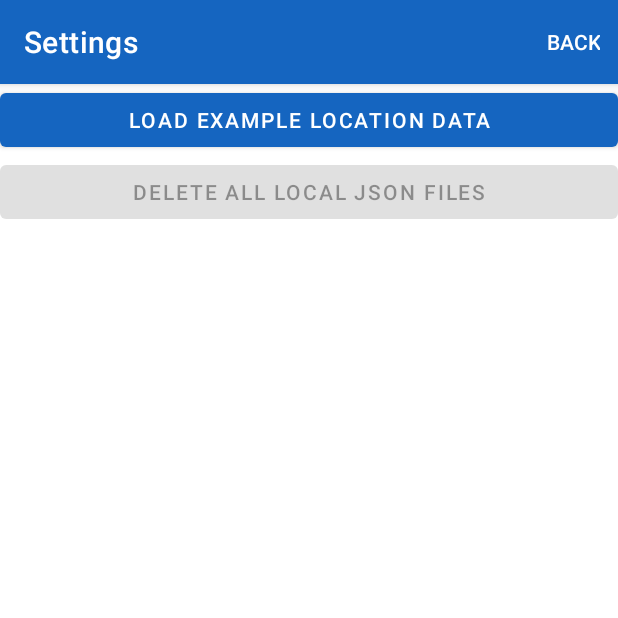
After one commit to DylanGore/Mobile-App-Dev-1-Assignment2, an Android app: the SettingsActivity screen opened directly, with no data from a screen before it, on a phone screen of 412 x 824 dp, the top half of it. The commit adds this screen. Run offline under Robolectric (Android 15) with nearby library versions, the phone set to English and light mode, and no system bars.

Commit message:
Add app settings activity

```diff
--- a/app/src/main/AndroidManifest.xml
+++ b/app/src/main/AndroidManifest.xml
@@ -13,6 +13,7 @@
         android:roundIcon="@mipmap/ic_launcher_round"
         android:supportsRtl="true"
         android:theme="@style/Theme.Weather">
+        <activity android:name=".activities.SettingsActivity" />
         <activity android:name=".activities.ForecastActivity" />
         <activity android:name=".activities.WarningActivity" />
         <activity
@@ -23,7 +24,6 @@
             android:name=".services.StationRequestService"
             android:exported="true"
             android:permission="android.permission.BIND_JOB_SERVICE" />
-
         <service
             android:name=".services.ForecastRequestService"
             android:exported="true"
--- /dev/null
+++ b/app/src/main/java/ie/dylangore/mad1/assignment2/activities/SettingsActivity.kt
@@ -0,0 +1,72 @@
+package ie.dylangore.mad1.assignment2.activities
+
+import android.os.Bundle
+import android.view.Menu
+import android.view.MenuItem
+import androidx.appcompat.app.AppCompatActivity
+import ie.dylangore.mad1.assignment2.R
+import ie.dylangore.mad1.assignment2.databinding.ActivitySettingsBinding
+import ie.dylangore.mad1.assignment2.helpers.FileHelper
+import ie.dylangore.mad1.assignment2.main.MainApp
+import ie.dylangore.mad1.assignment2.models.Location
+import org.jetbrains.anko.toast
+
+/**
+ * The activity used to allow the user to manage locally stored data and general settings
+ */
+class SettingsActivity : AppCompatActivity() {
+
+    private lateinit var app: MainApp
+    private lateinit var binding: ActivitySettingsBinding
+
+    /**
+     * Runs when the activity is created
+     */
+    override fun onCreate(savedInstanceState: Bundle?) {
+        super.onCreate(savedInstanceState)
+        app = application as MainApp
+        binding = ActivitySettingsBinding.inflate(layoutInflater)
+        setContentView(binding.root)
+
+        // Set title
+        title = resources.getString(R.string.title_settings)
+
+        // Button: Load Example Data
+        binding.settingsBtnLoadExampleData.setOnClickListener {
+            // Clear existing data
+            app.locations.empty()
+            // Add new location
+            app.locations.add(Location(-1, "WIT", 52.2461, 7.1387, 0))
+
+            toast("Loaded sample data")
+        }
+
+        // Button: Delete local files TODO: Fix
+        binding.settingsBtnDeleteFiles.isEnabled = false
+        binding.settingsBtnDeleteFiles.setOnClickListener {
+            FileHelper.delete(this, "locations.json")
+        }
+
+    }
+
+    /**
+     * Create the top menu buttons
+     */
+    override fun onCreateOptionsMenu(menu: Menu?): Boolean {
+        menuInflater.inflate(R.menu.menu_back, menu)
+        return true
+    }
+
+    /**
+     * Handle actions for the top menu buttons
+     */
+    override fun onOptionsItemSelected(item: MenuItem): Boolean {
+        when (item.itemId) {
+            R.id.menu_option_back -> {
+                setResult(RESULT_CANCELED)
+                finish()
+            }
+        }
+        return super.onOptionsItemSelected(item)
+    }
+}
--- a/app/src/main/java/ie/dylangore/mad1/assignment2/main/MainApp.kt
+++ b/app/src/main/java/ie/dylangore/mad1/assignment2/main/MainApp.kt
@@ -1,7 +1,6 @@
 package ie.dylangore.mad1.assignment2.main
 
 import android.app.Application
-import ie.dylangore.mad1.assignment2.models.Location
 import ie.dylangore.mad1.assignment2.models.storage.LocationJSONStore
 import ie.dylangore.mad1.assignment2.models.storage.LocationStore
 import org.jetbrains.anko.AnkoLogger
@@ -20,9 +19,8 @@ class MainApp : Application(), AnkoLogger {
     override fun onCreate() {
         super.onCreate()
         info("App has started!")
+
+        // Initialize the location store
         locations = LocationJSONStore(applicationContext)
-
-        // Add a test location
-//        locations.add(Location(0, "WIT", 52.2461, 7.1387, 0))
     }
 }
--- /dev/null
+++ b/app/src/main/res/layout/activity_settings.xml
@@ -0,0 +1,22 @@
+<?xml version="1.0" encoding="utf-8"?>
+<LinearLayout
+    xmlns:android="http://schemas.android.com/apk/res/android"
+    xmlns:app="http://schemas.android.com/apk/res-auto"
+    xmlns:tools="http://schemas.android.com/tools"
+    android:layout_width="match_parent"
+    android:layout_height="match_parent"
+    android:orientation="vertical"
+    tools:context=".activities.SettingsActivity">
+
+    <Button
+        android:id="@+id/settings_btn_load_example_data"
+        android:layout_width="match_parent"
+        android:layout_height="wrap_content"
+        android:text="@string/settings_btn_load_example_data" />
+
+    <Button
+        android:id="@+id/settings_btn_delete_files"
+        android:layout_width="match_parent"
+        android:layout_height="wrap_content"
+        android:text="@string/settings_btn_delete_files" />
+</LinearLayout>
--- a/app/src/main/res/values/strings.xml
+++ b/app/src/main/res/values/strings.xml
@@ -43,4 +43,7 @@
     <string name="back">Back</string>
     <string name="edit">Edit</string>
     <string name="delete">Delete</string>
+    <string name="title_settings">Settings</string>
+    <string name="settings_btn_delete_files">Delete all local JSON files</string>
+    <string name="settings_btn_load_example_data">Load Example Location Data</string>
 </resources>
```
Also changed, not shown: app/src/main/java/ie/dylangore/mad1/assignment2/activities/MainActivity.kt (+36 -0 lines), app/src/main/res/menu/menu_main.xml (added, +7 -0 lines).
